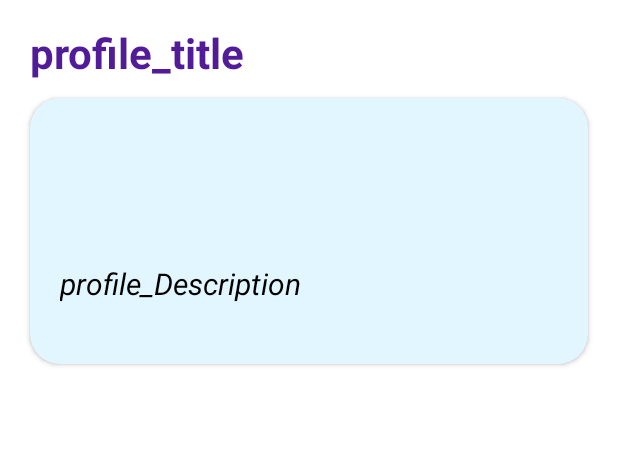
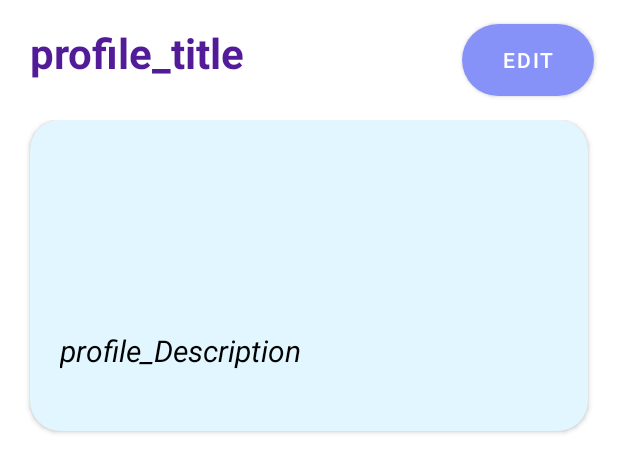
Before and after one commit to NoWaaLT/CountYourCalories, an Android app: the layout fragment_profile.xml on its own in the app's theme, with its tools: preview values and no code run, on a phone screen of 412 x 824 dp. Shown: the top 472 px of the screen. Run offline under Robolectric (Android 15) with nearby library versions, the phone set to English and light mode, and no system bars.

Commit message:
Profile description

```diff
--- a/app/src/main/java/edu/vvk_pit_21_i_nt/countyourcalories/ProfileFragment.java
+++ b/app/src/main/java/edu/vvk_pit_21_i_nt/countyourcalories/ProfileFragment.java
@@ -177,7 +177,6 @@ public class ProfileFragment extends Fragment {
                 "Goal: goal is to " + gal_Description() + ". This information is crucial for tailoring dietary recommendations and setting calorie targets. " +
                 " (Target Calories: To achieve the goal of" + gal_Description() + "You should consume " + myTarget + " calories per day. This figure considers his BMR, activity level, and the desired outcome of " + gal_Description() + ")\n\n" +
                 " In summary, this message provides a snapshot of " + myDisplayName + " health profile, including his basic information, activity level, and dietary goal, along with a recommended calorie intake to support his objective of " + gal_Description() + ".";
-
     }
 
     private String profile_Title() {
--- /dev/null
+++ b/app/src/main/res/drawable/round_button.xml
@@ -0,0 +1,7 @@
+<?xml version="1.0" encoding="utf-8"?>
+<shape xmlns:android="http://schemas.android.com/apk/res/android"
+    android:shape="rectangle" android:padding="10dp">
+    <!-- you can use any color you want I used here gray color-->
+    <solid android:color="#ABABAB"/>
+    <corners android:radius="35dp"/>
+</shape>
--- a/app/src/main/res/layout/fragment_profile.xml
+++ b/app/src/main/res/layout/fragment_profile.xml
@@ -20,8 +20,19 @@
         app:layout_constraintStart_toStartOf="parent"
         app:layout_constraintTop_toTopOf="parent" />
 
+    <Button
+        android:id="@+id/buttonReview"
+        android:layout_width="wrap_content"
+        android:layout_height="wrap_content"
+        android:layout_gravity="top|right"
+        android:layout_margin="16dp"
+        android:background="@drawable/round_button"
+        android:textColor="@color/white"
+        android:text="Edit" />
+
     <ScrollView
         android:layout_width="fill_parent"
+        android:layout_marginTop="80dp"
         android:layout_height="fill_parent">
 
         <LinearLayout
@@ -34,7 +45,7 @@
                 android:layout_width="match_parent"
                 android:layout_height="wrap_content"
                 android:layout_marginHorizontal="20dp"
-                android:layout_marginTop="65dp"
+                android:layout_marginBottom="90dp"
                 app:cardBackgroundColor="#E1F6FF"
                 app:cardCornerRadius="20dp"
                 app:layout_constraintEnd_toEndOf="parent"
@@ -48,33 +59,33 @@
                     android:layout_centerInParent="true"
                     android:layout_marginHorizontal="10dp"
                     android:layout_marginVertical="10dp"
+                    android:layout_marginBottom="100dp"
+                    android:justificationMode="inter_word"
+                    android:padding="10dp"
+                    android:paddingBottom="40dp"
                     android:text="@string/profile_desc_title"
                     android:textColor="@color/black"
                     android:textSize="23sp"
-                    android:padding="10dp"
-                    android:paddingBottom="40dp"
-                    android:layout_marginBottom="100dp"
-                    android:justificationMode="inter_word"
                     android:textStyle="bold|italic" />
+
+                <!--   android:gravity="center"
+                   android:textAlignment="center"
+                    -->
 
                 <TextView
                     android:id="@+id/profile_description"
                     android:layout_width="match_parent"
                     android:layout_height="wrap_content"
-                    android:padding="10dp"
                     android:layout_centerInParent="true"
                     android:layout_marginHorizontal="10dp"
-                    android:layout_marginTop="100dp"
+                    android:layout_marginTop="130dp"
                     android:layout_marginBottom="30dp"
+                    android:justificationMode="inter_word"
+                    android:padding="10dp"
                     android:text="@string/profile_description"
                     android:textColor="@color/black"
                     android:textSize="20sp"
-                    android:justificationMode="inter_word"
                     android:textStyle="italic" />
-                <!--   android:gravity="center"
-                   android:textAlignment="center"
-                    -->
-
 
                 <TextView
 
@@ -84,22 +95,29 @@
                     android:layout_centerInParent="true"
                     android:layout_marginHorizontal="10dp"
                     android:layout_marginVertical="10dp"
+                    android:layout_marginBottom="200dp"
+                    android:justificationMode="inter_word"
+                    android:padding="20dp"
+                    android:paddingBottom="40dp"
                     android:text="@string/profile_desc_summary"
                     android:textColor="@color/black"
                     android:textSize="23sp"
-                    android:padding="20dp"
-                    android:paddingBottom="40dp"
-                    android:layout_marginBottom="100dp"
-                    android:justificationMode="inter_word"
                     android:textStyle="bold|italic" />
+
+
+
             </androidx.cardview.widget.CardView>
+
+        </LinearLayout>
+
+    </ScrollView>
 
     <ImageView
         android:id="@+id/genderIconMale"
         android:layout_width="100dp"
         android:layout_height="100dp"
         android:layout_marginStart="10dp"
-                android:layout_marginTop="200dp"
+        android:layout_marginTop="1100dp"
         android:layout_marginEnd="10dp"
         android:src="@drawable/male_symbol_2239" />
 
@@ -108,7 +126,7 @@
         android:layout_width="110dp"
         android:layout_height="110dp"
         android:layout_marginStart="10dp"
-                android:layout_marginTop="200dp"
+        android:layout_marginTop="1100dp"
         android:layout_marginEnd="10dp"
         android:rotation="42"
         android:src="@drawable/female_symbol_2240" />
@@ -117,11 +135,8 @@
         android:id="@+id/profile_age"
         android:layout_width="match_parent"
         android:layout_height="wrap_content"
-                android:layout_marginTop="410dp"
+        android:layout_marginTop="1300dp"
         android:height="30dp"
         android:text="@string/profile_age" />
 
-        </LinearLayout>
-    </ScrollView>
-
 </FrameLayout>
--- a/app/src/main/res/values/colors.xml
+++ b/app/src/main/res/values/colors.xml
@@ -11,4 +11,16 @@
     <color name="UI_dark">#521C98</color>
     <color name="UI_light">#F1EBFD</color>
     <color name="Microsoft_blue">#00A4EF</color>
+    <color name="colorPrimary">#3F51B5</color>
+    <color name="colorPrimaryDark">#303F9F</color>
+    <color name="colorAccent">#FF4081</color>
+    <color name="green">#00FF00</color>
+    <color name="yellow">#FFFF00</color>
+    <color name="orange">#FF7F00</color>
+    <color name="red">#FF0000</color>
+    <color name="skyblue">#3299CC</color>
+    <color name="purple">#800080</color>
+    <color name="brown">#A52A2A</color>
+    <color name="gray">#77808080</color>
+
 </resources>
```
Lines whose indentation alone changed are shown as unchanged.
